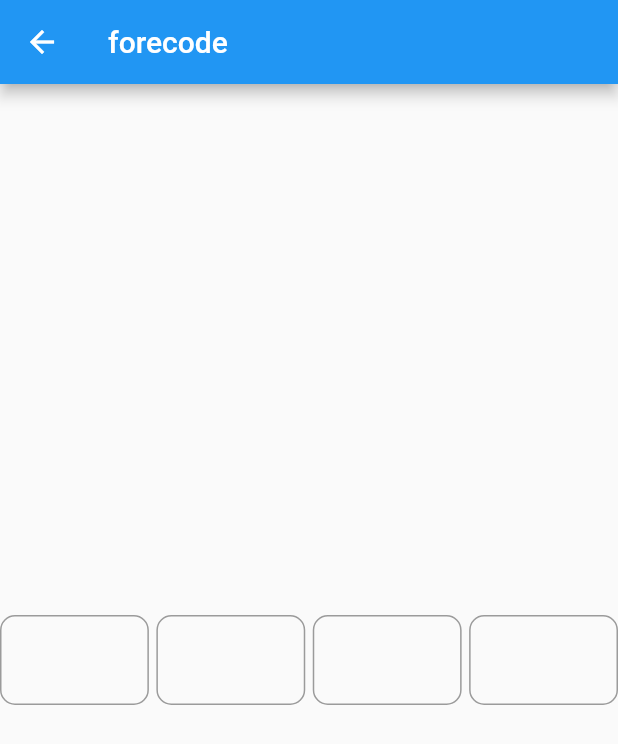
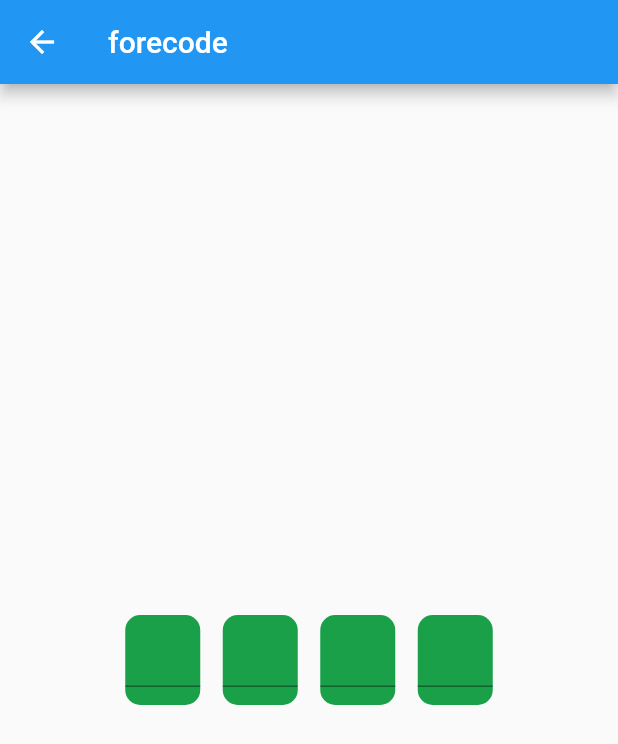
Before and after one commit to Dev-MuradAbed/medical_assistant, a Flutter app: the CodeFore screen opened directly, on a phone screen of 412 x 824 dp. Shown: the top 744 px of the screen. Run offline on Flutter 3.47's test engine with Material 2 defaults, Android fonts, the light colour scheme and no system bars; our stand-ins replace flutter_svg, local_auth.

Commit message:
textfiled edit

```diff
--- a/lib/main.dart
+++ b/lib/main.dart
@@ -28,7 +28,7 @@ class MedicalAssist extends StatelessWidget {
       debugShowCheckedModeBanner: false,
       initialRoute: '/lunch_screen',
       routes: {
-        '/lunch_screen':(context) => const LunchScreen(),
+        '/lunch_screen':(context) => const CodeFore(),
         '/login_screen':(context) => const LoginScreen(),
         '/home_screen':(context) => const HomeScreen(),
         '/signup_screen':(context) => const SignupScreen(),
--- a/lib/screen/checkForecode.dart
+++ b/lib/screen/checkForecode.dart
@@ -52,16 +52,14 @@ class _CodeForeState extends State<CodeFore> {
       body: Center(
         child: Row(
           children: [
-            Expanded(
-              child: CodeTextFiled(textEditingController: _firstCodeTextController, focusNode: _firstCodeFocusNode ,onChanged: (String value){
+            Spacer(),
+            CodeTextFiled(textEditingController: _firstCodeTextController, focusNode: _firstCodeFocusNode ,onChanged: (String value){
               if(value.isNotEmpty){
                 _secondCodeFocusNode.requestFocus();
               }
             }),
-            ),
-            const SizedBox(width: 5,),
-            Expanded(
-              child: CodeTextFiled(textEditingController: _secondCodeTextController, focusNode: _secondCodeFocusNode ,onChanged: (String value){
+            const SizedBox(width: 15,),
+            CodeTextFiled(textEditingController: _secondCodeTextController, focusNode: _secondCodeFocusNode ,onChanged: (String value){
 
                 if (value.isNotEmpty) {
                   _thirdCodeFocusNode.requestFocus();
@@ -70,10 +68,8 @@ class _CodeForeState extends State<CodeFore> {
                 }
 
             }),
-            ),
-            const SizedBox(width: 5,),
-            Expanded(
-              child: CodeTextFiled(textEditingController: _thirdCodeTextController, focusNode: _thirdCodeFocusNode ,onChanged: (String value){
+            const SizedBox(width: 15,),
+            CodeTextFiled(textEditingController: _thirdCodeTextController, focusNode: _thirdCodeFocusNode ,onChanged: (String value){
 
               if (value.isNotEmpty) {
                 _fourthCodeFocusNode.requestFocus();
@@ -82,17 +78,16 @@ class _CodeForeState extends State<CodeFore> {
               }
 
             }),
-            ),
-            const SizedBox(width: 5,),
-            Expanded(
-              child: CodeTextFiled(textEditingController: _fourthCodeTextController, focusNode: _fourthCodeFocusNode ,onChanged: (String value){
+            const SizedBox(width: 15,),
+            CodeTextFiled(textEditingController: _fourthCodeTextController, focusNode: _fourthCodeFocusNode ,onChanged: (String value){
 
               if (value.isEmpty) {
                 _thirdCodeFocusNode.requestFocus();
               }
 
             }),
-            ),
+            Spacer(),
+
 
           ],
         ),
@@ -117,7 +112,15 @@ class CodeTextFiled extends StatelessWidget {
 
   @override
   Widget build(BuildContext context) {
-    return TextField(
+    return Container(
+      height: 60,
+      width: 50,
+      decoration: BoxDecoration(
+        borderRadius: BorderRadius.circular(10),
+        color: greenClr
+      ),
+      child: TextField(
+
         controller:_textEditingController ,
         focusNode:_focusNode ,
         textAlign: TextAlign.center,
@@ -126,16 +129,19 @@ class CodeTextFiled extends StatelessWidget {
         onChanged: _onChanged,
         maxLength: 1,
         decoration: InputDecoration(
+
           counterText: '',
-        border: OutlineInputBorder(
-          borderRadius: BorderRadius.circular(10),
-          borderSide: const BorderSide(
-            width: 1,
-            color:Colors.grey
-          )
-        )
+          // border: OutlineInputBorder(
+          //   borderRadius: BorderRadius.circular(10),
+          //   borderSide: const BorderSide(
+          //
+          //     width: 1,
+          //     color:Colors.grey
+          //   )
+          // )
         ),
 
+      ),
     );
   }
 }
```
Lines whose indentation alone changed are shown as unchanged.
